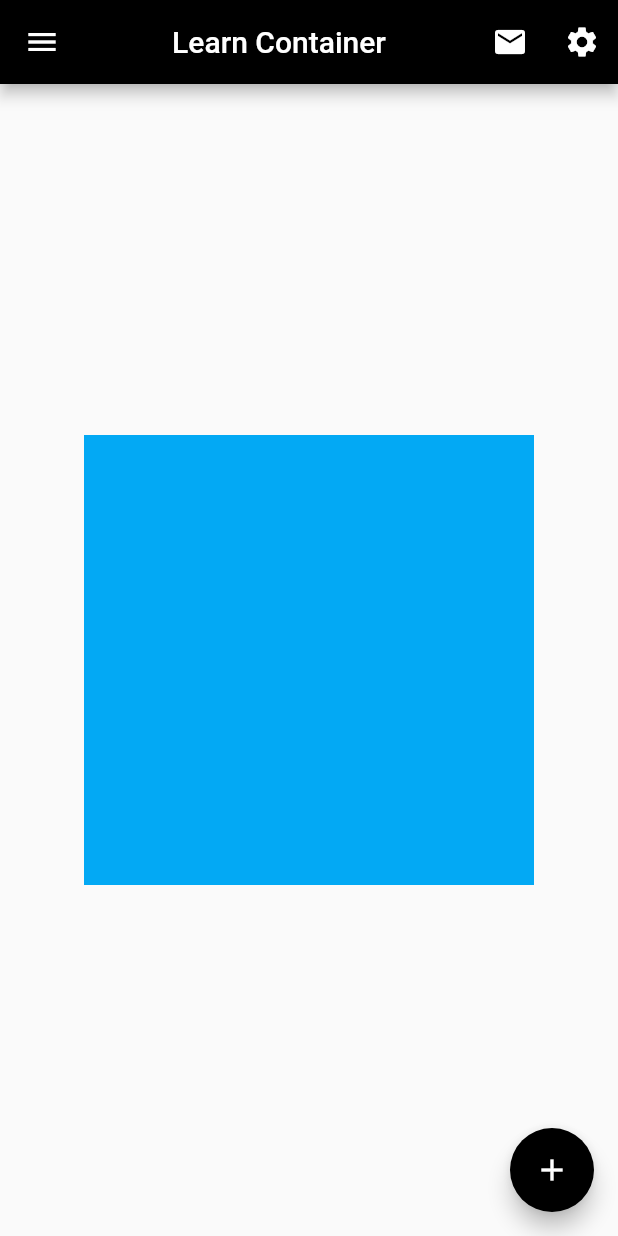
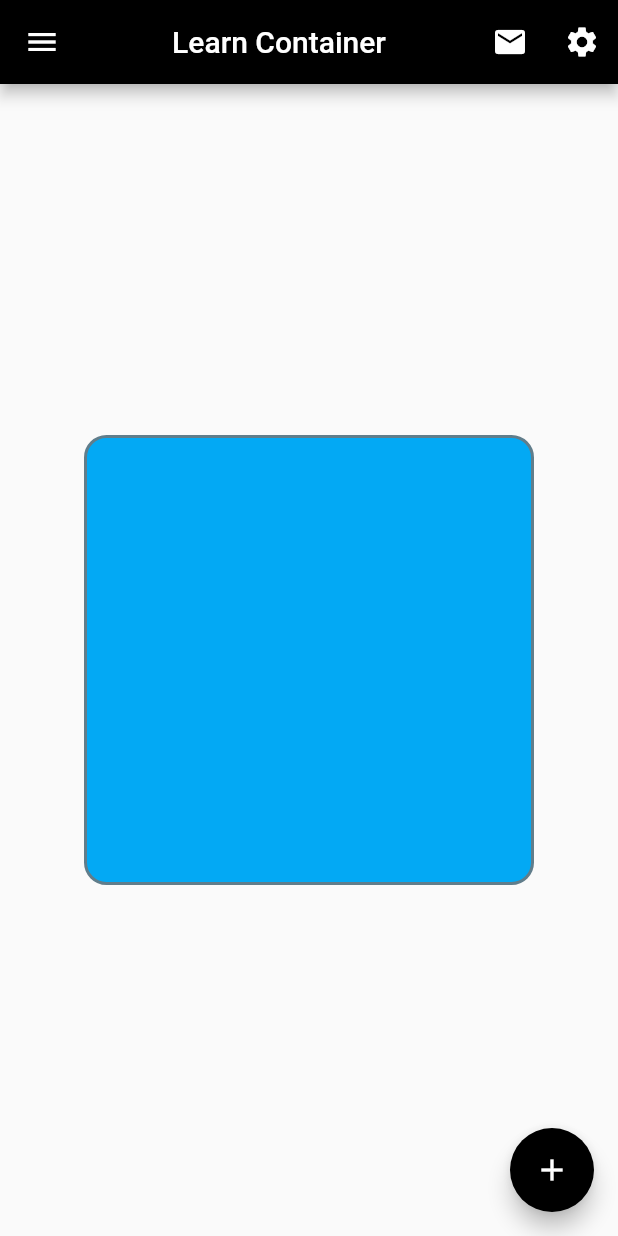
Before and after one commit to sumit007/flutter_learn, a Flutter app: the screen it shows after launch, on a phone screen of 412 x 824 dp. Run offline on Flutter 3.47's test engine with Material 2 defaults, Android fonts, the light colour scheme and no system bars.

Commit message:
container deoration using box decoration

```diff
--- a/lib/learn_container.dart
+++ b/lib/learn_container.dart
@@ -31,9 +31,16 @@ class LearnContainer extends StatelessWidget {
       ),
       body: Center(
         child: Container(
-          color: Colors.lightBlue,
           width: 300,
           height: 300,
+          decoration: BoxDecoration(
+            borderRadius: BorderRadius.circular(15),
+            color: Colors.lightBlue,
+              border: Border.all(
+                  width: 2.0,
+                color: Colors.blueGrey
+              )
+          ),
         ),
       )
     );
```
